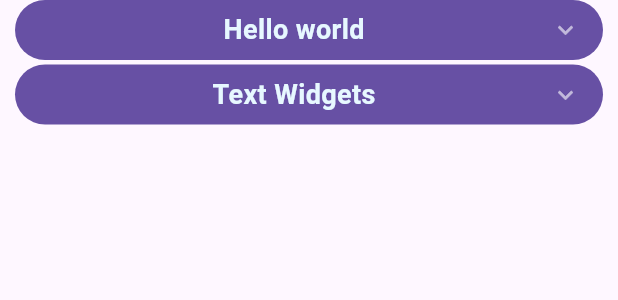
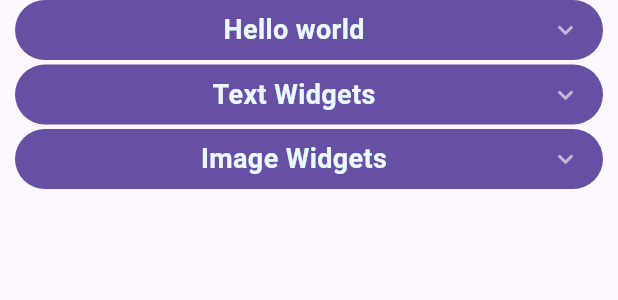
Before and after one commit to kaiqueBellmont/flutter_concept_practices, a Flutter app: the BasicWidgetsSection widget shown alone on an empty page, opened directly, on a phone screen of 412 x 824 dp. Shown: the top 300 px of the screen. Run offline on Flutter 3.47's test engine with Material 3 defaults, Android fonts, the phone set to English and light mode, and no system bars; drawn by our look-alikes of accordion; missing offline and left inert: syntax_highlight.

Commit message:
feat: images section

```diff
--- a/lib/components/topics/basic_widgets.dart
+++ b/lib/components/topics/basic_widgets.dart
@@ -3,6 +3,7 @@ import 'package:flutter_concept_practices/components/accordion/generic_accordion
 import 'package:flutter_concept_practices/components/accordion/generic_accordion_section.dart';
 import 'package:flutter_concept_practices/pages/basic_widgets/02_text_widgets.dart';
 import 'package:flutter_concept_practices/pages/basic_widgets/01_hello_word.dart';
+import 'package:flutter_concept_practices/pages/basic_widgets/03_images.dart';
 import '../accordion/generic_accordion.dart';
 import '../accordion/subtopics_content.dart';
 
@@ -47,6 +48,25 @@ class BasicWidgetsSection extends StatelessWidget {
               link: 'https://docs.flutter.dev/development/ui/widgets/text',
             )
           ]),
+        ),
+        GenericAccordionSection(
+          header: const AccordionHeader(
+            title: "Image Widgets",
+          ),
+          content: const AccordionContent(subtopicsContent: [
+            SubTopicContent(
+              subTopicTitle: 'Image widget',
+              route: ImageWidgets(),
+            ),
+            SubTopicContent(
+              subTopicTitle: 'Video',
+              link: 'https://www.youtube.com/watch?v=7oIAs-0G4mw',
+            ),
+            SubTopicContent(
+              subTopicTitle: 'Official documentation',
+              link: 'https://api.flutter.dev/flutter/widgets/Image-class.html',
+            )
+          ]),
         )
       ],
     );
--- a/lib/main.dart
+++ b/lib/main.dart
@@ -1,5 +1,6 @@
 import 'package:flutter/material.dart';
 import 'package:flutter_concept_practices/pages/basic_widgets/02_text_widgets.dart';
+import 'package:flutter_concept_practices/pages/basic_widgets/03_images.dart';
 import 'package:flutter_concept_practices/pages/code_syntax_highlight.dart';
 import 'package:flutter_concept_practices/pages/home.dart';
 import 'package:flutter_concept_practices/pages/basic_widgets/01_hello_word.dart';
@@ -62,6 +63,7 @@ class MyMainApp extends StatelessWidget {
         AppRoutes.home: (ctx) => const HomePage(),
         AppRoutes.helloWord: (ctx) => const HelloWorld(),
         AppRoutes.textWidgets: (ctx) => const TextWidgets(),
+        AppRoutes.imageWidgets: (ctx) => const ImageWidgets(),
         AppRoutes.syntaxHyghlight: (ctx) => const CodeHighlighterPage(),
       },
       theme: ThemeData(
--- a/lib/pages/basic_widgets/03_images.dart
+++ b/lib/pages/basic_widgets/03_images.dart
@@ -8,15 +8,15 @@ class ImageWidgets extends StatelessWidget {
   @override
   Widget build(BuildContext context) {
     return Scaffold(
-      appBar: CustomAppBar(title: "02: Text Widgets"),
+      appBar: const CustomAppBar(title: "03: Image Widgets"),
       body: Column(
         children: [
           Expanded(
               child: Container(
             alignment: Alignment.center,
             decoration: BoxDecoration(border: Border.all()),
-            child: Image.network(
-              'assets/images/flutter_logo.png',
+            child: Image.asset(
+              'lib/assets/images/dash.png',
               width: 200,
             ),
           )),
--- a/lib/utils/routes/routes.dart
+++ b/lib/utils/routes/routes.dart
@@ -2,5 +2,6 @@ class AppRoutes {
   static const home = '/home';
   static const helloWord = '/hello_word';
   static const textWidgets = '/text_widgets';
+  static const imageWidgets = '/image_widgets';
   static const syntaxHyghlight = '/code_syntax_highlight';
 }
--- a/pubspec.yaml
+++ b/pubspec.yaml
@@ -69,6 +69,8 @@ flutter:
   # assets:
   #   - images/a_dot_burr.jpeg
   #   - images/a_dot_ham.jpeg
+  assets:
+    - lib/assets/images/dash.png
 
   # An image asset can refer to one or more resolution-specific "variants", see
   # https://flutter.dev/assets-and-images/#resolution-aware
```
